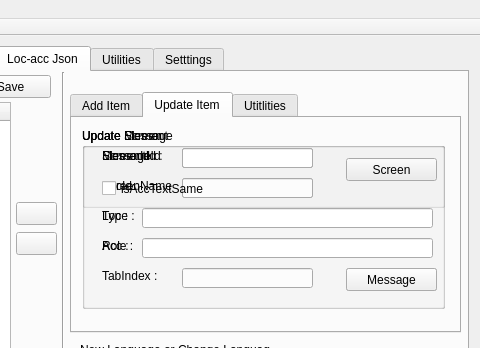
Above: mainwindow.ui from vihangpatel/WatchDog2 before the change; both pictures show x 312 to 792 and y 0 to 348 of the 792 by 493 pixel window. Below: the same form after it.
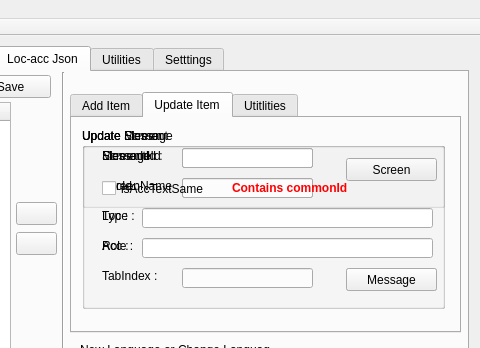
That is the form after the change. The open tabs and pages were chosen to show the change. Icons and pictures are not drawn.

Commit message: Display whether message is from common or not.

The edit to the form file:
```diff
--- a/mainwindow.ui
+++ b/mainwindow.ui
@@ -1429,6 +1429,440 @@
           <string>Acc :</string>
          </property>
         </widget>
+        <widget class="QLabel" name="label_commonId">
+         <property name="geometry">
+          <rect>
+           <x>150</x>
+           <y>50</y>
+           <width>201</width>
+           <height>20</height>
+          </rect>
+         </property>
+         <property name="palette">
+          <palette>
+           <active>
+            <colorrole role="WindowText">
+             <brush brushstyle="SolidPattern">
+              <color alpha="255">
+               <red>255</red>
+               <green>0</green>
+               <blue>0</blue>
+              </color>
+             </brush>
+            </colorrole>
+            <colorrole role="Button">
+             <brush brushstyle="SolidPattern">
+              <color alpha="255">
+               <red>255</red>
+               <green>0</green>
+               <blue>0</blue>
+              </color>
+             </brush>
+            </colorrole>
+            <colorrole role="Light">
+             <brush brushstyle="SolidPattern">
+              <color alpha="255">
+               <red>255</red>
+               <green>127</green>
+               <blue>127</blue>
+              </color>
+             </brush>
+            </colorrole>
+            <colorrole role="Midlight">
+             <brush brushstyle="SolidPattern">
+              <color alpha="255">
+               <red>255</red>
+               <green>63</green>
+               <blue>63</blue>
+              </color>
+             </brush>
+            </colorrole>
+            <colorrole role="Dark">
+             <brush brushstyle="SolidPattern">
+              <color alpha="255">
+               <red>127</red>
+               <green>0</green>
+               <blue>0</blue>
+              </color>
+             </brush>
+            </colorrole>
+            <colorrole role="Mid">
+             <brush brushstyle="SolidPattern">
+              <color alpha="255">
+               <red>170</red>
+               <green>0</green>
+               <blue>0</blue>
+              </color>
+             </brush>
+            </colorrole>
+            <colorrole role="Text">
+             <brush brushstyle="SolidPattern">
+              <color alpha="255">
+               <red>255</red>
+               <green>0</green>
+               <blue>0</blue>
+              </color>
+             </brush>
+            </colorrole>
+            <colorrole role="BrightText">
+             <brush brushstyle="SolidPattern">
+              <color alpha="255">
+               <red>255</red>
+               <green>255</green>
+               <blue>255</blue>
+              </color>
+             </brush>
+            </colorrole>
+            <colorrole role="ButtonText">
+             <brush brushstyle="SolidPattern">
+              <color alpha="255">
+               <red>0</red>
+               <green>0</green>
+               <blue>0</blue>
+              </color>
+             </brush>
+            </colorrole>
+            <colorrole role="Base">
+             <brush brushstyle="SolidPattern">
+              <color alpha="255">
+               <red>255</red>
+               <green>255</green>
+               <blue>255</blue>
+              </color>
+             </brush>
+            </colorrole>
+            <colorrole role="Window">
+             <brush brushstyle="SolidPattern">
+              <color alpha="255">
+               <red>255</red>
+               <green>0</green>
+               <blue>0</blue>
+              </color>
+             </brush>
+            </colorrole>
+            <colorrole role="Shadow">
+             <brush brushstyle="SolidPattern">
+              <color alpha="255">
+               <red>0</red>
+               <green>0</green>
+               <blue>0</blue>
+              </color>
+             </brush>
+            </colorrole>
+            <colorrole role="AlternateBase">
+             <brush brushstyle="SolidPattern">
+              <color alpha="255">
+               <red>255</red>
+               <green>127</green>
+               <blue>127</blue>
+              </color>
+             </brush>
+            </colorrole>
+            <colorrole role="ToolTipBase">
+             <brush brushstyle="SolidPattern">
+              <color alpha="255">
+               <red>255</red>
+               <green>255</green>
+               <blue>220</blue>
+              </color>
+             </brush>
+            </colorrole>
+            <colorrole role="ToolTipText">
+             <brush brushstyle="SolidPattern">
+              <color alpha="255">
+               <red>0</red>
+               <green>0</green>
+               <blue>0</blue>
+              </color>
+             </brush>
+            </colorrole>
+           </active>
+           <inactive>
+            <colorrole role="WindowText">
+             <brush brushstyle="SolidPattern">
+              <color alpha="255">
+               <red>255</red>
+               <green>0</green>
+               <blue>0</blue>
+              </color>
+             </brush>
+            </colorrole>
+            <colorrole role="Button">
+             <brush brushstyle="SolidPattern">
+              <color alpha="255">
+               <red>255</red>
+               <green>0</green>
+               <blue>0</blue>
+              </color>
+             </brush>
+            </colorrole>
+            <colorrole role="Light">
+             <brush brushstyle="SolidPattern">
+              <color alpha="255">
+               <red>255</red>
+               <green>127</green>
+               <blue>127</blue>
+              </color>
+             </brush>
+            </colorrole>
+            <colorrole role="Midlight">
+             <brush brushstyle="SolidPattern">
+              <color alpha="255">
+               <red>255</red>
+               <green>63</green>
+               <blue>63</blue>
+              </color>
+             </brush>
+            </colorrole>
+            <colorrole role="Dark">
+             <brush brushstyle="SolidPattern">
+              <color alpha="255">
+               <red>127</red>
+               <green>0</green>
+               <blue>0</blue>
+              </color>
+             </brush>
+            </colorrole>
+            <colorrole role="Mid">
+             <brush brushstyle="SolidPattern">
+              <color alpha="255">
+               <red>170</red>
+               <green>0</green>
+               <blue>0</blue>
+              </color>
+             </brush>
+            </colorrole>
+            <colorrole role="Text">
+             <brush brushstyle="SolidPattern">
+              <color alpha="255">
+               <red>255</red>
+               <green>0</green>
+               <blue>0</blue>
+              </color>
+             </brush>
+            </colorrole>
+            <colorrole role="BrightText">
+             <brush brushstyle="SolidPattern">
+              <color alpha="255">
+               <red>255</red>
+               <green>255</green>
+               <blue>255</blue>
+              </color>
+             </brush>
+            </colorrole>
+            <colorrole role="ButtonText">
+             <brush brushstyle="SolidPattern">
+              <color alpha="255">
+               <red>0</red>
+               <green>0</green>
+               <blue>0</blue>
+              </color>
+             </brush>
+            </colorrole>
+            <colorrole role="Base">
+             <brush brushstyle="SolidPattern">
+              <color alpha="255">
+               <red>255</red>
+               <green>255</green>
+               <blue>255</blue>
+              </color>
+             </brush>
+            </colorrole>
+            <colorrole role="Window">
+             <brush brushstyle="SolidPattern">
+              <color alpha="255">
+               <red>255</red>
+               <green>0</green>
+               <blue>0</blue>
+              </color>
+             </brush>
+            </colorrole>
+            <colorrole role="Shadow">
+             <brush brushstyle="SolidPattern">
+              <color alpha="255">
+               <red>0</red>
+               <green>0</green>
+               <blue>0</blue>
+              </color>
+             </brush>
+            </colorrole>
+            <colorrole role="AlternateBase">
+             <brush brushstyle="SolidPattern">
+              <color alpha="255">
+               <red>255</red>
+               <green>127</green>
+               <blue>127</blue>
+              </color>
+             </brush>
+            </colorrole>
+            <colorrole role="ToolTipBase">
+             <brush brushstyle="SolidPattern">
+              <color alpha="255">
+               <red>255</red>
+               <green>255</green>
+               <blue>220</blue>
+              </color>
+             </brush>
+            </colorrole>
+            <colorrole role="ToolTipText">
+             <brush brushstyle="SolidPattern">
+              <color alpha="255">
+               <red>0</red>
+               <green>0</green>
+               <blue>0</blue>
+              </color>
+             </brush>
+            </colorrole>
+           </inactive>
+           <disabled>
+            <colorrole role="WindowText">
+             <brush brushstyle="SolidPattern">
+              <color alpha="255">
+               <red>127</red>
+               <green>0</green>
+               <blue>0</blue>
+              </color>
+             </brush>
+            </colorrole>
+            <colorrole role="Button">
+             <brush brushstyle="SolidPattern">
+              <color alpha="255">
+               <red>255</red>
+               <green>0</green>
+               <blue>0</blue>
+              </color>
+             </brush>
+            </colorrole>
+            <colorrole role="Light">
+             <brush brushstyle="SolidPattern">
+              <color alpha="255">
+               <red>255</red>
+               <green>127</green>
+               <blue>127</blue>
+              </color>
+             </brush>
+            </colorrole>
+            <colorrole role="Midlight">
+             <brush brushstyle="SolidPattern">
+              <color alpha="255">
+               <red>255</red>
+               <green>63</green>
+               <blue>63</blue>
+              </color>
+             </brush>
+            </colorrole>
+            <colorrole role="Dark">
+             <brush brushstyle="SolidPattern">
+              <color alpha="255">
+               <red>127</red>
+               <green>0</green>
+               <blue>0</blue>
+              </color>
+             </brush>
+            </colorrole>
+            <colorrole role="Mid">
+             <brush brushstyle="SolidPattern">
+              <color alpha="255">
+               <red>170</red>
+               <green>0</green>
+               <blue>0</blue>
+              </color>
+             </brush>
+            </colorrole>
+            <colorrole role="Text">
+             <brush brushstyle="SolidPattern">
+              <color alpha="255">
+               <red>127</red>
+               <green>0</green>
+               <blue>0</blue>
+              </color>
+             </brush>
+            </colorrole>
+            <colorrole role="BrightText">
+             <brush brushstyle="SolidPattern">
+              <color alpha="255">
+               <red>255</red>
+               <green>255</green>
+               <blue>255</blue>
+              </color>
+             </brush>
+            </colorrole>
+            <colorrole role="ButtonText">
+             <brush brushstyle="SolidPattern">
+              <color alpha="255">
+               <red>127</red>
+               <green>0</green>
+               <blue>0</blue>
+              </color>
+             </brush>
+            </colorrole>
+            <colorrole role="Base">
+             <brush brushstyle="SolidPattern">
+              <color alpha="255">
+               <red>255</red>
+               <green>0</green>
+               <blue>0</blue>
+              </color>
+             </brush>
+            </colorrole>
+            <colorrole role="Window">
+             <brush brushstyle="SolidPattern">
+              <color alpha="255">
+               <red>255</red>
+               <green>0</green>
+               <blue>0</blue>
+              </color>
+             </brush>
+            </colorrole>
+            <colorrole role="Shadow">
+             <brush brushstyle="SolidPattern">
+              <color alpha="255">
+               <red>0</red>
+               <green>0</green>
+               <blue>0</blue>
+              </color>
+             </brush>
+            </colorrole>
+            <colorrole role="AlternateBase">
+             <brush brushstyle="SolidPattern">
+              <color alpha="255">
+               <red>255</red>
+               <green>0</green>
+               <blue>0</blue>
+              </color>
+             </brush>
+            </colorrole>
+            <colorrole role="ToolTipBase">
+             <brush brushstyle="SolidPattern">
+              <color alpha="255">
+               <red>255</red>
+               <green>255</green>
+               <blue>220</blue>
+              </color>
+             </brush>
+            </colorrole>
+            <colorrole role="ToolTipText">
+             <brush brushstyle="SolidPattern">
+              <color alpha="255">
+               <red>0</red>
+               <green>0</green>
+               <blue>0</blue>
+              </color>
+             </brush>
+            </colorrole>
+           </disabled>
+          </palette>
+         </property>
+         <property name="font">
+          <font>
+           <weight>75</weight>
+           <bold>true</bold>
+          </font>
+         </property>
+         <property name="text">
+          <string>Contains commonId</string>
+         </property>
+        </widget>
        </widget>
       </widget>
       <widget class="QWidget" name="tab_7">
```
Left out of the diff: 2 changed lines with no effect on the pictures. The commit also changes 3 other files.
